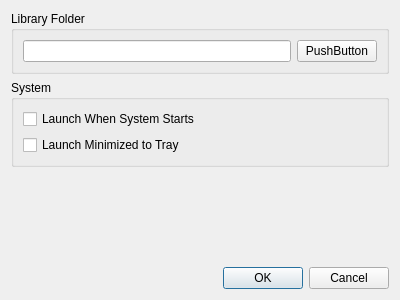
This is source/ui/settings_window_design.ui in DotBow/Blender-Launcher as Qt 5 draws it before an edit. The edited form follows.
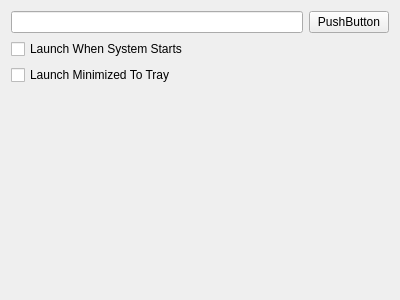
This is the edited form.

Commit message: Change settings window to widget

Diff of the .ui file:
```diff
--- a/source/ui/settings_window_design.ui
+++ b/source/ui/settings_window_design.ui
@@ -1,7 +1,7 @@
 <?xml version="1.0" encoding="UTF-8"?>
 <ui version="4.0">
- <class>Dialog</class>
- <widget class="QDialog" name="Dialog">
+ <class>Form</class>
+ <widget class="QWidget" name="Form">
   <property name="windowModality">
    <enum>Qt::ApplicationModal</enum>
   </property>
@@ -18,10 +18,6 @@
   </property>
   <layout class="QVBoxLayout" name="verticalLayout">
    <item>
-    <widget class="QGroupBox" name="groupBox">
-     <property name="title">
-      <string>Library Folder</string>
-     </property>
      <layout class="QHBoxLayout" name="horizontalLayout">
       <item>
        <widget class="QLineEdit" name="LibraryFolderLineEdit">
@@ -38,14 +34,7 @@
        </widget>
       </item>
      </layout>
-    </widget>
    </item>
-   <item>
-    <widget class="QGroupBox" name="groupBox_2">
-     <property name="title">
-      <string>System</string>
-     </property>
-     <layout class="QVBoxLayout" name="verticalLayout_2">
       <item>
        <widget class="QCheckBox" name="LaunchWhenSystemStartsCheckBox">
         <property name="text">
@@ -56,11 +45,8 @@
       <item>
        <widget class="QCheckBox" name="LaunchMinimizedToTrayCheckBox">
         <property name="text">
-         <string>Launch Minimized to Tray</string>
-        </property>
-       </widget>
-      </item>
-     </layout>
+      <string>Launch Minimized To Tray</string>
+     </property>
     </widget>
    </item>
    <item>
@@ -76,16 +62,6 @@
      </property>
     </spacer>
    </item>
-   <item>
-    <widget class="QDialogButtonBox" name="buttonBox">
-     <property name="orientation">
-      <enum>Qt::Horizontal</enum>
-     </property>
-     <property name="standardButtons">
-      <set>QDialogButtonBox::Cancel|QDialogButtonBox::Ok</set>
-     </property>
-    </widget>
-   </item>
   </layout>
  </widget>
  <resources/>
```
Left out of the diff: 40 changed lines with no effect on the pictures. Lines whose indentation alone changed are shown as unchanged. The commit also changes 2 other files.
